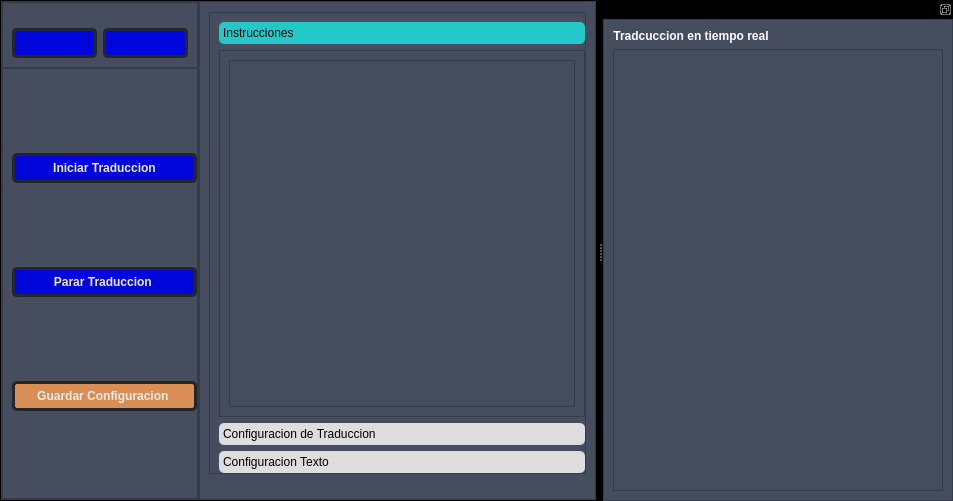
The window that ui/RTT_dock_Edit.ui (SebaMedina172/Real-Time-Translator) describes before a commit, drawn with Qt 5.
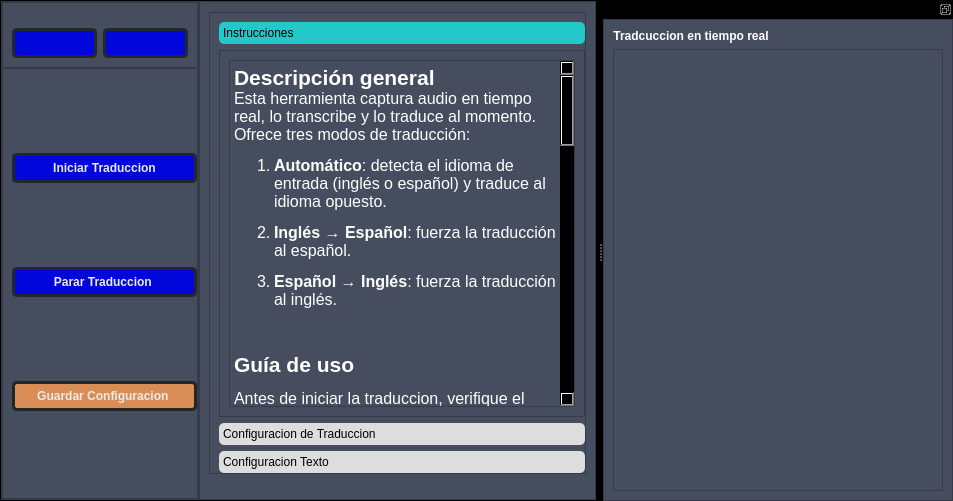
The same window after the commit. The open tabs and pages were chosen to show the change. Icons and pictures are not drawn.

Commit message: Arreglos menores de la app

What changed in the file:
```diff
--- a/ui/RTT_dock_Edit.ui
+++ b/ui/RTT_dock_Edit.ui
@@ -414,7 +414,33 @@
 &lt;html&gt;&lt;head&gt;&lt;meta name=&quot;qrichtext&quot; content=&quot;1&quot; /&gt;&lt;style type=&quot;text/css&quot;&gt;
 p, li { white-space: pre-wrap; }
 &lt;/style&gt;&lt;/head&gt;&lt;body style=&quot; font-family:'MS Shell Dlg 2'; font-size:8.25pt; font-weight:400; font-style:normal;&quot;&gt;
-&lt;p align=&quot;center&quot; style=&quot;-qt-paragraph-type:empty; margin-top:0px; margin-bottom:0px; margin-left:0px; margin-right:0px; -qt-block-indent:0; text-indent:0px;&quot;&gt;&lt;br /&gt;&lt;/p&gt;&lt;/body&gt;&lt;/html&gt;</string>
+&lt;p style=&quot; margin-top:12px; margin-bottom:12px; margin-left:0px; margin-right:0px; -qt-block-indent:0; text-indent:0px;&quot;&gt;&lt;span style=&quot; font-size:16pt; font-weight:600; color:#ffffff;&quot;&gt;Descripción general&lt;/span&gt;&lt;span style=&quot; font-size:8pt; color:#ffffff;&quot;&gt;&lt;br /&gt;&lt;/span&gt;&lt;span style=&quot; font-size:12pt; color:#ffffff;&quot;&gt;Esta herramienta captura audio en tiempo real, lo transcribe y lo traduce al momento. Ofrece tres modos de traducción:&lt;/span&gt;&lt;/p&gt;
+&lt;ol style=&quot;margin-top: 0px; margin-bottom: 0px; margin-left: 0px; margin-right: 0px; -qt-list-indent: 1;&quot;&gt;&lt;li style=&quot; font-size:12pt; color:#ffffff;&quot; style=&quot; margin-top:12px; margin-bottom:12px; margin-left:0px; margin-right:0px; -qt-block-indent:0; text-indent:0px;&quot;&gt;&lt;span style=&quot; font-weight:600;&quot;&gt;Automático&lt;/span&gt;: detecta el idioma de entrada (inglés o español) y traduce al idioma opuesto.&lt;/li&gt;
+&lt;li style=&quot; font-size:12pt; color:#ffffff;&quot; style=&quot; margin-top:12px; margin-bottom:12px; margin-left:0px; margin-right:0px; -qt-block-indent:0; text-indent:0px;&quot;&gt;&lt;span style=&quot; font-weight:600;&quot;&gt;Inglés → Español&lt;/span&gt;: fuerza la traducción al español.&lt;/li&gt;
+&lt;li style=&quot; font-size:12pt; color:#ffffff;&quot; style=&quot; margin-top:12px; margin-bottom:12px; margin-left:0px; margin-right:0px; -qt-block-indent:0; text-indent:0px;&quot;&gt;&lt;span style=&quot; font-weight:600;&quot;&gt;Español → Inglés&lt;/span&gt;: fuerza la traducción al inglés.&lt;/li&gt;&lt;/ol&gt;
+&lt;p style=&quot;-qt-paragraph-type:empty; margin-top:12px; margin-bottom:12px; margin-left:0px; margin-right:0px; -qt-block-indent:0; text-indent:0px; font-size:12pt; color:#ffffff;&quot;&gt;&lt;br /&gt;&lt;/p&gt;
+&lt;p style=&quot; margin-top:12px; margin-bottom:12px; margin-left:0px; margin-right:0px; -qt-block-indent:0; text-indent:0px;&quot;&gt;&lt;span style=&quot; font-size:16pt; font-weight:600; color:#ffffff;&quot;&gt;Guía de uso&lt;/span&gt;&lt;/p&gt;
+&lt;p style=&quot; margin-top:12px; margin-bottom:12px; margin-left:0px; margin-right:0px; -qt-block-indent:0; text-indent:0px;&quot;&gt;&lt;span style=&quot; font-size:12pt; color:#ffffff;&quot;&gt;Antes de iniciar la traduccion, verifique el apartado &lt;/span&gt;&lt;span style=&quot; font-size:12pt; font-weight:600; color:#ffffff;&quot;&gt;Configuración de Traduccion&lt;/span&gt;&lt;span style=&quot; font-size:12pt; color:#ffffff;&quot;&gt;:&lt;/span&gt;&lt;/p&gt;
+&lt;p style=&quot; margin-top:12px; margin-bottom:12px; margin-left:0px; margin-right:0px; -qt-block-indent:0; text-indent:0px;&quot;&gt;&lt;span style=&quot; font-size:14pt; font-weight:600; color:#ffffff;&quot;&gt;1. Seleccionar dispositivo de audio&lt;/span&gt;&lt;/p&gt;
+&lt;p style=&quot; margin-top:12px; margin-bottom:12px; margin-left:0px; margin-right:0px; -qt-block-indent:0; text-indent:0px;&quot;&gt;&lt;span style=&quot; font-size:12pt; color:#ffffff;&quot;&gt;En el panel principal, elija el micrófono o la fuente de audio correcta. Si la señal no llega:&lt;/span&gt;&lt;/p&gt;
+&lt;ul style=&quot;margin-top: 0px; margin-bottom: 0px; margin-left: 0px; margin-right: 0px; -qt-list-indent: 1;&quot;&gt;&lt;li style=&quot; font-size:12pt; color:#ffffff;&quot; style=&quot; margin-top:12px; margin-bottom:12px; margin-left:0px; margin-right:0px; -qt-block-indent:0; text-indent:0px;&quot;&gt;Verifique que el dispositivo esté conectado y activo en el sistema operativo.&lt;/li&gt;
+&lt;li style=&quot; font-size:12pt; color:#ffffff;&quot; style=&quot; margin-top:12px; margin-bottom:12px; margin-left:0px; margin-right:0px; -qt-block-indent:0; text-indent:0px;&quot;&gt;Asegúrese de que la aplicación tenga permiso para acceder al micrófono.&lt;/li&gt;&lt;/ul&gt;
+&lt;p style=&quot; margin-top:12px; margin-bottom:12px; margin-left:0px; margin-right:0px; -qt-block-indent:0; text-indent:0px;&quot;&gt;&lt;span style=&quot; font-size:14pt; color:#ffffff;&quot;&gt;2. Seleccionar modelo y modo&lt;/span&gt;&lt;/p&gt;
+&lt;ul style=&quot;margin-top: 0px; margin-bottom: 0px; margin-left: 0px; margin-right: 0px; -qt-list-indent: 1;&quot;&gt;&lt;li style=&quot; font-size:12pt; color:#ffffff;&quot; style=&quot; margin-top:12px; margin-bottom:12px; margin-left:0px; margin-right:0px; -qt-block-indent:0; text-indent:0px;&quot;&gt;&lt;span style=&quot; font-weight:600;&quot;&gt;Modelo de Traduccion:&lt;/span&gt;&lt;/li&gt;
+&lt;ul style=&quot;margin-top: 0px; margin-bottom: 0px; margin-left: 0px; margin-right: 0px; -qt-list-indent: 2;&quot;&gt;&lt;li style=&quot; font-size:12pt; color:#ffffff;&quot; style=&quot; margin-top:12px; margin-bottom:12px; margin-left:0px; margin-right:0px; -qt-block-indent:0; text-indent:0px;&quot;&gt;Modelos más pequeños = más rápido, menor precision, menor consumo de recursos.&lt;/li&gt;
+&lt;li style=&quot; font-size:12pt; color:#ffffff;&quot; style=&quot; margin-top:12px; margin-bottom:12px; margin-left:0px; margin-right:0px; -qt-block-indent:0; text-indent:0px;&quot;&gt;Modelos más grandes = más preciso, mayor latencia, mayor consumo de recursos.&lt;/li&gt;&lt;/ul&gt;
+&lt;li style=&quot; font-size:12pt; color:#ffffff;&quot; style=&quot; margin-top:12px; margin-bottom:12px; margin-left:0px; margin-right:0px; -qt-block-indent:0; text-indent:0px;&quot;&gt;&lt;span style=&quot; font-weight:600;&quot;&gt;Modo de traducción&lt;/span&gt;&lt;/li&gt;&lt;/ul&gt;
+&lt;ul style=&quot;margin-top: 0px; margin-bottom: 0px; margin-left: 0px; margin-right: 0px; -qt-list-indent: 2;&quot;&gt;&lt;li style=&quot; font-size:12pt; color:#ffffff;&quot; style=&quot; margin-top:12px; margin-bottom:12px; margin-left:0px; margin-right:0px; -qt-block-indent:0; text-indent:0px;&quot;&gt;&lt;span style=&quot; font-weight:600;&quot;&gt;Automático&lt;/span&gt;: detecta automaticamente el idioma de entrada, pudiendo traducir entre Ingles y Español sin necesidad de cambiar el modelo.&lt;/li&gt;
+&lt;li style=&quot; font-size:12pt; color:#ffffff;&quot; style=&quot; margin-top:12px; margin-bottom:12px; margin-left:0px; margin-right:0px; -qt-block-indent:0; text-indent:0px;&quot;&gt;&lt;span style=&quot; font-weight:600;&quot;&gt;En → Spa&lt;/span&gt; / &lt;span style=&quot; font-weight:600;&quot;&gt;Spa → En&lt;/span&gt;: unidireccional, sin detección de idioma. Ideal para mayor calidad, aunque menos flexible.&lt;/li&gt;&lt;/ul&gt;
+&lt;p style=&quot;-qt-paragraph-type:empty; margin-top:12px; margin-bottom:12px; margin-left:0px; margin-right:0px; -qt-block-indent:1; text-indent:0px;&quot;&gt;&lt;br /&gt;&lt;/p&gt;
+&lt;p style=&quot; margin-top:12px; margin-bottom:12px; margin-left:0px; margin-right:0px; -qt-block-indent:0; text-indent:0px;&quot;&gt;&lt;span style=&quot; font-size:12pt; font-weight:600; color:#ebeb00;&quot;&gt;Importante:&lt;/span&gt;&lt;span style=&quot; font-size:12pt; color:#ebeb00;&quot;&gt; Siempre que cambie modelo de ASR o modo de traducción, debe &lt;/span&gt;&lt;span style=&quot; font-size:12pt; font-weight:600; color:#ebeb00;&quot;&gt;reiniciar la aplicación&lt;/span&gt;&lt;span style=&quot; font-size:12pt; color:#ebeb00;&quot;&gt; para que el nuevo modelo se cargue correctamente.&lt;/span&gt;&lt;/p&gt;
+&lt;p style=&quot;-qt-paragraph-type:empty; margin-top:12px; margin-bottom:12px; margin-left:0px; margin-right:0px; -qt-block-indent:0; text-indent:0px; font-size:12pt;&quot;&gt;&lt;br /&gt;&lt;/p&gt;
+&lt;p style=&quot; margin-top:12px; margin-bottom:12px; margin-left:0px; margin-right:0px; -qt-block-indent:0; text-indent:0px;&quot;&gt;&lt;span style=&quot; font-size:18pt; font-weight:600; color:#ffffff;&quot;&gt;Consejos:&lt;/span&gt;&lt;/p&gt;
+&lt;ul style=&quot;margin-top: 0px; margin-bottom: 0px; margin-left: 0px; margin-right: 0px; -qt-list-indent: 1;&quot;&gt;&lt;li style=&quot; font-size:8pt; color:#ffffff;&quot; style=&quot; margin-top:12px; margin-bottom:12px; margin-left:0px; margin-right:0px; -qt-block-indent:0; text-indent:0px;&quot;&gt;&lt;span style=&quot; font-size:12pt; font-weight:600;&quot;&gt;Calidad de audio&lt;/span&gt;&lt;span style=&quot; font-size:12pt;&quot;&gt;: usar un micrófono de buena calidad y evite ruidos de fondo excesivos.&lt;/span&gt;&lt;/li&gt;
+&lt;li style=&quot; font-size:12pt; color:#ffffff;&quot; style=&quot; margin-top:12px; margin-bottom:12px; margin-left:0px; margin-right:0px; -qt-block-indent:0; text-indent:0px;&quot;&gt;&lt;span style=&quot; font-weight:600;&quot;&gt;Modelos ligeros&lt;/span&gt;: en equipos de bajos recursos, seleccione seleccionar modo unidireccional y modelos mas ligeros,para minimizar latencia.&lt;/li&gt;
+&lt;li style=&quot; font-size:12pt; color:#ffffff;&quot; style=&quot; margin-top:12px; margin-bottom:12px; margin-left:0px; margin-right:0px; -qt-block-indent:0; text-indent:0px;&quot;&gt;&lt;span style=&quot; font-weight:600;&quot;&gt;Modificar:&lt;/span&gt; cualquier cambio que sea haga en los parametros de traduccion, preferentemente no hacerlos con el sistema funcionando.&lt;/li&gt;
+&lt;li style=&quot; font-size:12pt; color:#ffffff;&quot; style=&quot; margin-top:12px; margin-bottom:12px; margin-left:0px; margin-right:0px; -qt-block-indent:0; text-indent:0px;&quot;&gt;&lt;span style=&quot; font-weight:600;&quot;&gt;No modifique&lt;/span&gt; parámetros avanzados a menos que comprenda su efecto: cambios inesperados pueden condicionar la estabilidad del sistema.&lt;/li&gt;&lt;/ul&gt;
+&lt;p style=&quot;-qt-paragraph-type:empty; margin-top:12px; margin-bottom:12px; margin-left:40px; margin-right:40px; -qt-block-indent:0; text-indent:0px; font-size:12pt; color:#ffffff;&quot;&gt;&lt;br /&gt;&lt;/p&gt;&lt;/body&gt;&lt;/html&gt;</string>
                       </property>
                      </widget>
                     </item>
```
Left out of the diff: 6 changed lines with no effect on the pictures. The commit also changes 2 other files.
